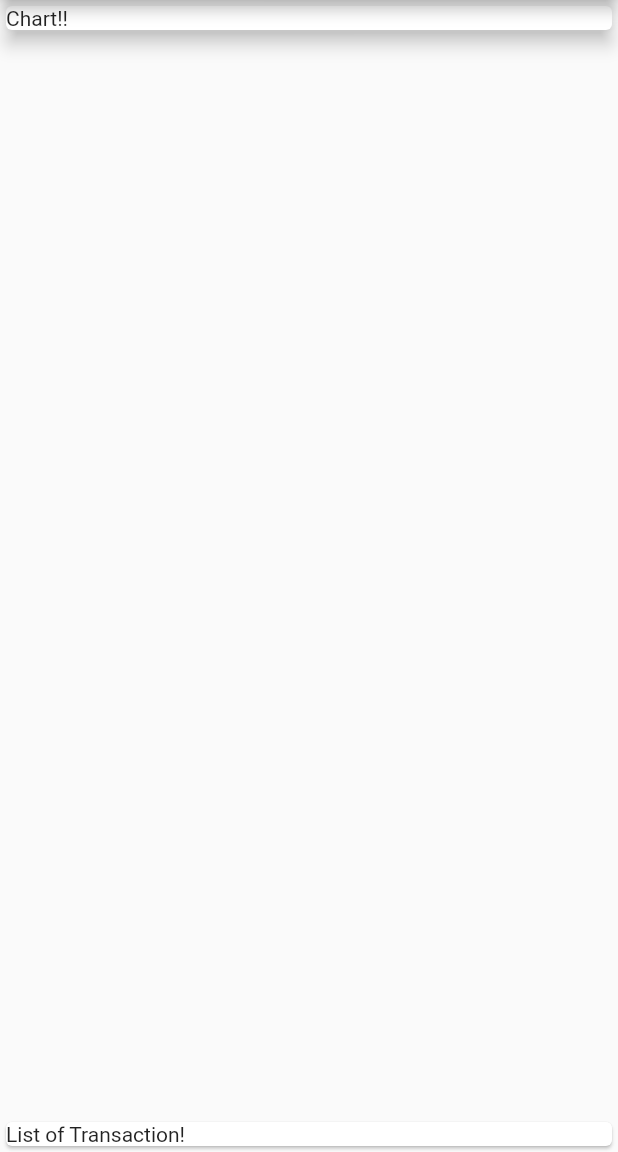
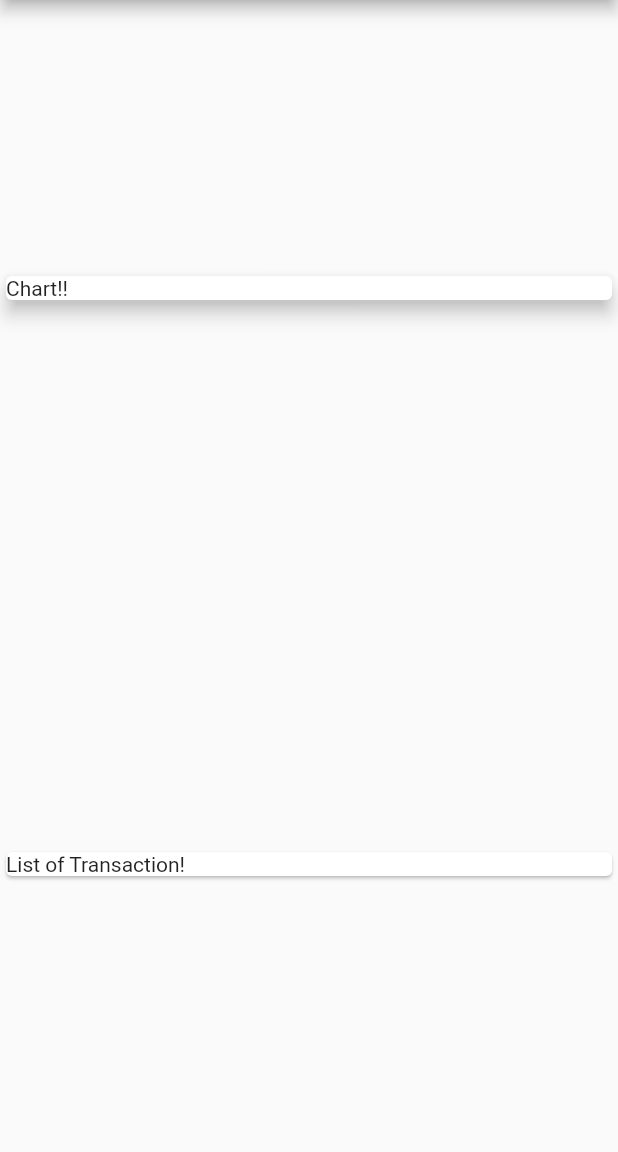
Before and after one commit to MyoMyatAung/Personal_Expense, a Flutter app: the screen it shows after launch, on a phone screen of 412 x 824 dp, the part 84-1236 px from its top. Run offline on Flutter 3.47's test engine with Material 2 defaults, Android fonts, the phone set to English and light mode, and no system bars.

Commit message:
Add Transaction class

```diff
--- a/personal_expense/lib/main.dart
+++ b/personal_expense/lib/main.dart
@@ -1,4 +1,5 @@
 import 'package:flutter/material.dart';
+import 'package:personal_expense/transaction.dart';
 
 void main() {
   runApp(MyApp());
@@ -32,6 +33,9 @@ class MyApp extends StatelessWidget {
 }
 
 class MyHomePage extends StatelessWidget {
+
+  final List<Transaction> transactions = [];
+
   @override
   Widget build(BuildContext context) {
     return Scaffold(
@@ -39,11 +43,10 @@ class MyHomePage extends StatelessWidget {
         title: Text('Personal Expense'),
       ),
       body: Column(
-        mainAxisAlignment: MainAxisAlignment.spaceBetween,
+        mainAxisAlignment: MainAxisAlignment.spaceAround,
         crossAxisAlignment: CrossAxisAlignment.stretch,
         children: [
           Container(
-            width: 200,
             child: Card(
               child: Text('Chart!!'),
               elevation: 5,
```
